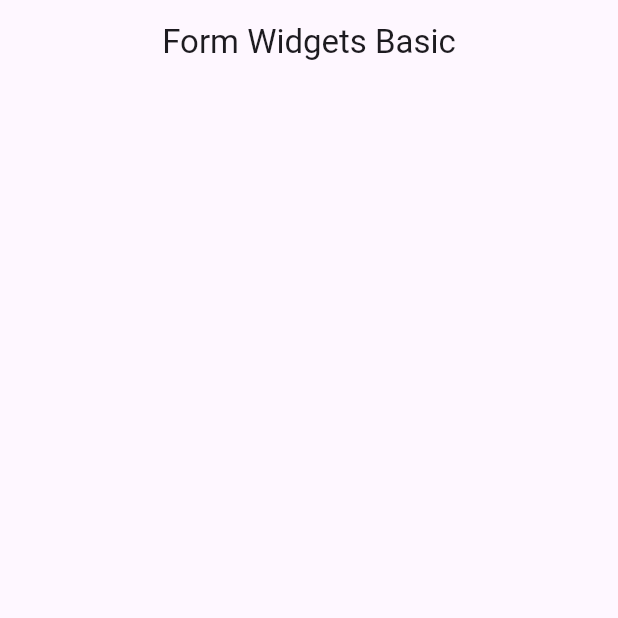
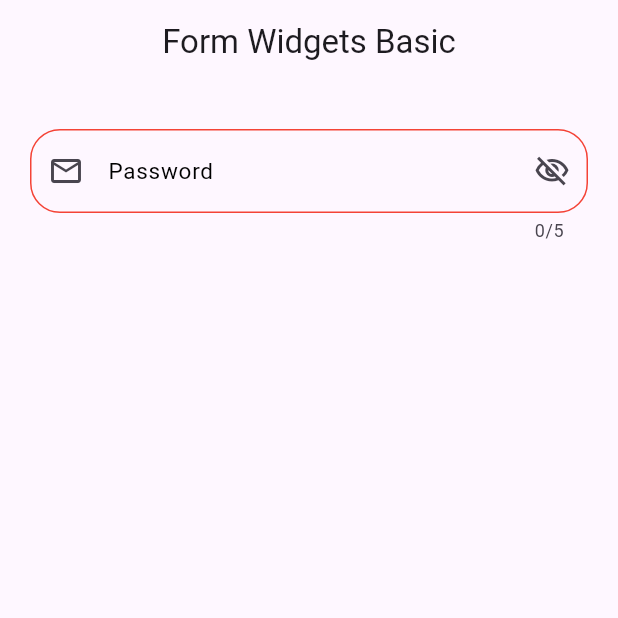
Before and after one commit to ZohaibSaraj12/form_widgets_basics, a Flutter app: the screen it shows after launch, on a phone screen of 412 x 824 dp, the top half of it. Run offline on Flutter 3.47's test engine with Material 3 defaults, Android fonts, the phone set to English and light mode, and no system bars.

Commit message:
feat: password field with secure data

```diff
--- a/lib/screens/home/home_screen.dart
+++ b/lib/screens/home/home_screen.dart
@@ -8,12 +8,62 @@ class HomeScreen extends StatefulWidget {
 }
 
 class _HomeScreenState extends State<HomeScreen> {
+  bool obscureText = false;
+  bool c = false;
+
+  Icon icon1 = Icon(Icons.visibility_off_outlined);
+  Icon icon2 = Icon(Icons.visibility_outlined);
   @override
   Widget build(BuildContext context) {
     return Scaffold(
-      appBar: AppBar(
-        title: Text("Form Widgets Basic"),
-        centerTitle: true,
+      appBar: AppBar(title: Text("Form Widgets Basic"), centerTitle: true),
+      body: SafeArea(
+        child: Column(
+          children: [
+            SizedBox(height: 10),
+            Padding(
+              padding: EdgeInsets.all(20.0),
+              child: TextField(
+
+                //autofocus: true,
+                obscureText: obscureText,
+                // obscuringCharacter: "*",
+                cursorColor: Colors.black,
+                cursorOpacityAnimates: true,
+                maxLength: 5,
+                textDirection: TextDirection.ltr,
+                decoration: InputDecoration(
+                  border: InputBorder.none,
+                  prefixIcon: Icon(Icons.email_outlined),
+                  suffixIcon: IconButton(
+                    onPressed: () {
+                      setState(() {
+                        obscureText = !obscureText;
+                        c = !c;
+                      });
+
+                    },
+                    icon: c == true ? icon2 : icon1,
+                  ),
+                  label: Text("Password"),
+                  labelStyle: TextStyle(color: Colors.black, fontSize: 15.0),
+                  hint: Text("Enter your password"),
+                  focusedBorder: OutlineInputBorder(
+                    borderSide: BorderSide(
+                      color: Colors.green,
+                      style: BorderStyle.solid,
+                    ),
+                    borderRadius: BorderRadius.circular(20.0),
+                  ),
+                  enabledBorder: OutlineInputBorder(
+                    borderRadius: BorderRadius.circular(20.0),
+                    borderSide: BorderSide(color: Colors.red),
+                  ),
+                ),
+              ),
+            ),
+          ],
+        ),
       ),
     );
   }
```
